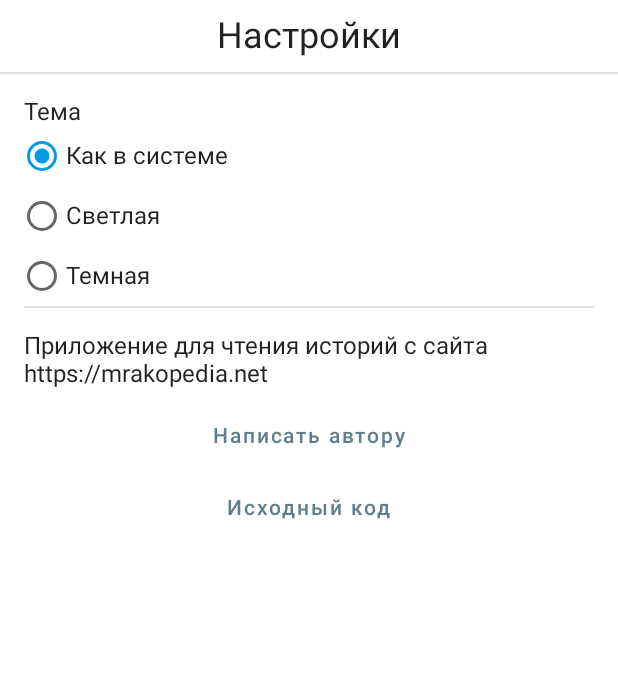
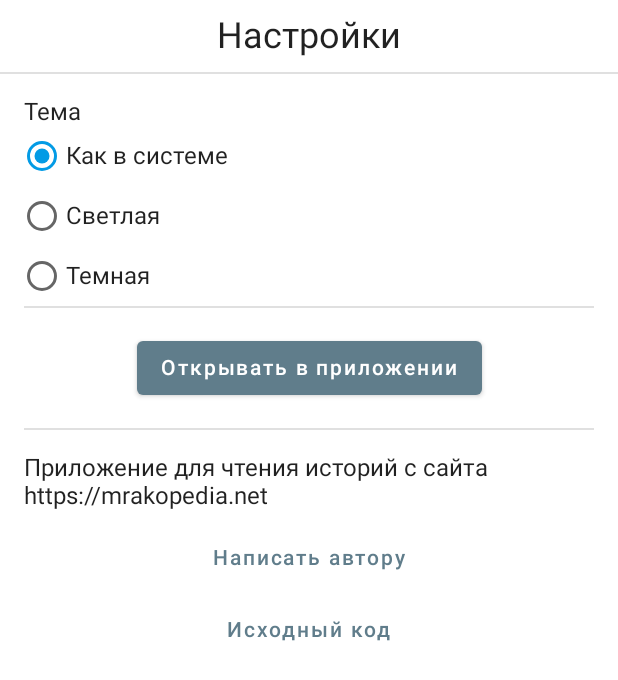
Before and after one commit to pokatomnik/MrakopediaReader2, an Android app built with Jetpack Compose: the composable Settings shown on its own in the app's theme, on a phone screen of 412 x 824 dp. Shown: the top 680 px of the screen. Run offline under Robolectric (Android 15) with nearby library versions, the phone set to English and light mode, and no system bars; our stand-ins replace Dagger/Hilt's generated code; network calls fail.

Commit message:
Add "Open in Reader" settings entry

```diff
--- /dev/null
+++ b/app/src/main/java/tk/pokatomnik/mrakopediareader2/screens/settings/OpenWithMrakopediaAppSetting.kt
@@ -0,0 +1,70 @@
+package tk.pokatomnik.mrakopediareader2.screens.settings
+
+import android.content.Intent
+import android.net.Uri
+import android.provider.Settings as AndroidSettings
+import androidx.compose.foundation.layout.*
+import androidx.compose.material.AlertDialog
+import androidx.compose.material.Button
+import androidx.compose.material.Text
+import androidx.compose.material.TextButton
+import androidx.compose.runtime.Composable
+import androidx.compose.runtime.mutableStateOf
+import androidx.compose.runtime.remember
+import androidx.compose.ui.Alignment
+import androidx.compose.ui.Modifier
+import androidx.compose.ui.platform.LocalContext
+import androidx.compose.ui.unit.dp
+
+@Composable
+fun OpenWithMrakopediaAppSetting() {
+    val context = LocalContext.current
+
+    val (alertVisible, setAlertVisible) = remember { mutableStateOf(false) }
+
+    val openSettings = {
+        val intent = Intent(AndroidSettings.ACTION_APPLICATION_DETAILS_SETTINGS)
+        intent.data = Uri.parse("package:" + context.packageName)
+        context.startActivity(intent)
+    }
+
+    if (alertVisible) {
+        AlertDialog(
+            onDismissRequest = { setAlertVisible(false) },
+            title = { Text("Открывать в приложении") },
+            text = {
+                Text("Чтобы открывать ссылки Мракопедии в приложении, необходимо в настройках выбрать пункт \"Использовать по умолчанию\" или \"Открывать по умолчанию\", затем выбрать флажок \"Открывать поддерживаемые ссылки\"")
+            },
+            buttons = {
+                Row(
+                    modifier = Modifier.fillMaxWidth().padding(bottom = 8.dp),
+                    horizontalArrangement = Arrangement.End,
+                    verticalAlignment = Alignment.CenterVertically
+                ) {
+                    TextButton(onClick = { setAlertVisible(false) }) {
+                        Text("Нет")
+                    }
+                    Spacer(modifier = Modifier.width(8.dp))
+                    TextButton(onClick = { openSettings(); setAlertVisible(false) }) {
+                        Text("Вперёд")
+                    }
+                    Spacer(modifier = Modifier.width(16.dp))
+                }
+            }
+        )
+    }
+
+    Column(modifier = Modifier
+        .fillMaxWidth()
+        .padding(top = 16.dp, bottom = 16.dp)) {
+        Row(
+            modifier = Modifier.fillMaxWidth(),
+            verticalAlignment = Alignment.CenterVertically,
+            horizontalArrangement = Arrangement.Center
+        ) {
+            Button(onClick = { setAlertVisible(true) }) {
+                Text("Открывать в приложении")
+            }
+        }
+    }
+}
--- a/app/src/main/java/tk/pokatomnik/mrakopediareader2/screens/settings/Settings.kt
+++ b/app/src/main/java/tk/pokatomnik/mrakopediareader2/screens/settings/Settings.kt
@@ -26,6 +26,8 @@ fun Settings() {
         ) {
             ThemeSettingsSection()
             Divider(modifier = Modifier.fillMaxWidth())
+            OpenWithMrakopediaAppSetting()
+            Divider(modifier = Modifier.fillMaxWidth())
             AboutAndFeedbackSection()
         }
     }
```
